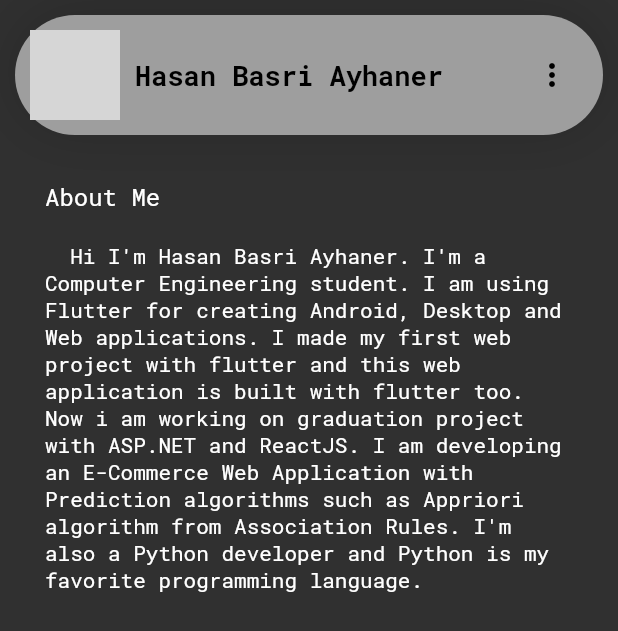
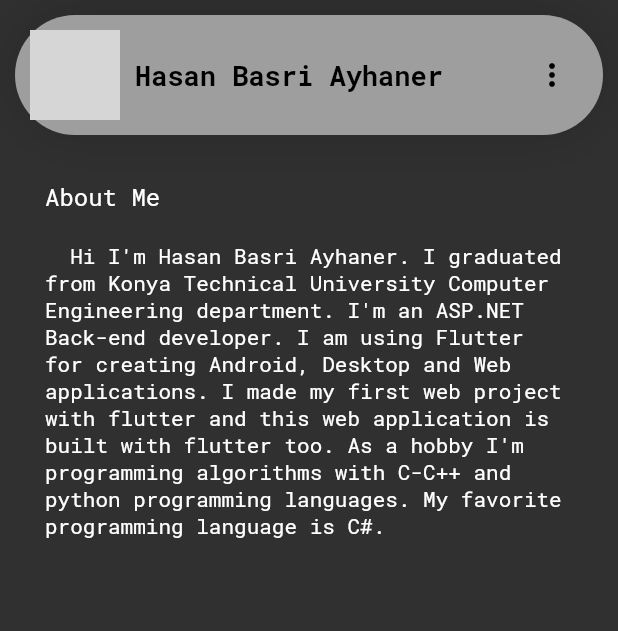
Before and after one commit to HBA114/hba114_github_io_website, a Flutter app: the About screen opened by its route, on a phone screen of 412 x 824 dp. Shown: the top 631 px of the screen. Run offline on Flutter 3.47's test engine with Material 2 defaults, Android fonts, the phone set to English and light mode, and no system bars; our stand-ins replace google_fonts; network calls fail; grey boxes are pictures that could not be loaded.

Commit message:
Refactoring code, change texts

```diff
--- a/assets/language/page_texts.json
+++ b/assets/language/page_texts.json
@@ -5,8 +5,8 @@
             "en": "Hello, I'm Hasan Basri Ayhaner."
         },
         "Home": {
-            "tr": "  Konya Teknik Üniversitesi Bilgisayar Mühendisliği 4. sınıf öğrencisiyim. ASP.NET Core teknolojisini kullanarak, katmanlı mimari yaklaşımı ile projeler geliştiriyorum. Yapay Zeka ve backend konularına ilgim var. Aynı zamanda kendimi Java Spring Boot üzerinde geliştirmeye devam ediyorum. BTK Akademi, Udemy, YouTube vb. platformlar aracılığı ile yeni teknolojileri sürekli takip ediyor, daha önce öğrendiklerimi geliştiriyorum. Daha fazla bilgi için Hakkımda sayfasına, projelerimi veya beni takip etmek için Sosyal Medya sayfasını inceleyebilirsiniz.",
-            "en": "  I'm student at Konya Technical University 4th grade.I'm developing ASP.NET Core backend applications using Layered Architecture. I'm interested with Artificial Intelligence and Backend projects. Also i'm learning Java Spring Boot applications. I'm using BTK Academy, Udemy, YouTube platforms etc. for learning and tracking technologies. Check out About page for more information or Socials page for more details about projects and my social media."
+            "tr": "  NextLua şirketinde Back-end geliştiriciyim. ASP.NET Core teknolojisini kullanarak, katmanlı mimari yaklaşımı ile projeler geliştiriyorum. Yapay Zeka ve Back-end konularına ilgim var. BTK Akademi, Udemy, YouTube vb. platformlar aracılığı ile yeni teknolojileri sürekli takip ediyor, daha önce öğrendiklerimi geliştiriyorum. Daha fazla bilgi için Hakkımda sayfasını, projelerimi veya beni takip etmek için Sosyal Medya sayfasını inceleyebilirsiniz.",
+            "en": "  I'm working at NextLua as a Back-end Developer. I'm developing ASP.NET Core Back-end applications using Layered Architecture. I'm interested with Artificial Intelligence and Back-end projects. I'm using BTK Academy, Udemy, YouTube platforms etc. for learning and tracking technologies. Check out About page for more information or Socials page for more details about projects and my social media."
         }
     },
     "AboutTexts": {
@@ -15,8 +15,8 @@
             "en": "About Me"
         },
         "Paragraph": {
-            "tr": "  Merhaba ben Hasan Basri Ayhaner. Bilgisayar Mihendisliği bölümü öğrencisiyim. Flutter ile Mobil, Masaüstü ve Web uygulamaları geliştiriyorum. İlk web uygulamamı flutter ile yazdım ve bu site de flutter ile yazıldı. Şu anda ASP.NET ve ReactJS teknolojilerini kullanarak bitirme projem üzerinde çalışıyorum. Yapay zeka entegrasyonu olan, Apriori algoritması gibi Birliktelik Kuralları tahmin algoritlamaları içeren bir e-ticaret sitesi geliştiriyorum. Aynı zamanda Python geliştiricisiyim ve Python en sevdiğim programlama dilidir.",
-            "en": "  Hi I'm Hasan Basri Ayhaner. I'm a Computer Engineering student. I am using Flutter for creating Android, Desktop and Web applications. I made my first web project with flutter and this web application is built with flutter too. Now i am working on graduation project with ASP.NET and ReactJS. I am developing an E-Commerce Web Application with Prediction algorithms such as Appriori algorithm from Association Rules. I'm also a Python developer and Python is my favorite programming language."
+            "tr": "  Merhaba ben Hasan Basri Ayhaner. Konya Teknik Üniversitesi Bilgisayar Mühendisliği bölümü mezunuyum. ASP.NET Back-end geliştiricisiyim. Ayrıca Flutter ile Mobil, Masaüstü ve Web uygulamaları geliştiriyorum. İlk web uygulamamı flutter ile yazdım ve bu site de flutter ile yazıldı. Hobi olarak C-C++ ve python programlama dilleri ile algoritmalar geliştiriyorum. En sevdiğim programlama dili ise C#.",
+            "en": "  Hi I'm Hasan Basri Ayhaner. I graduated from Konya Technical University Computer Engineering department. I'm an ASP.NET Back-end developer. I am using Flutter for creating Android, Desktop and Web applications. I made my first web project with flutter and this web application is built with flutter too. As a hobby I'm programming algorithms with C-C++ and python programming languages. My favorite programming language is C#."
         }
     },
     "SocialsTexts": {
--- a/lib/components/app_bar.dart
+++ b/lib/components/app_bar.dart
@@ -3,16 +3,16 @@ import 'dart:convert';
 import 'package:flutter/material.dart';
 import 'package:flutter/services.dart';
 import 'package:google_fonts/google_fonts.dart';
-import 'package:hba114_github_io_website/components/route_animations.dart';
 import 'package:hba114_github_io_website/screens/about.dart';
 import 'package:hba114_github_io_website/screens/home.dart';
 import 'package:hba114_github_io_website/screens/socials.dart';
 
 class CustomAppBar extends StatefulWidget {
-  late final ValueNotifier<String> notifier;
-  CustomAppBar(this.notifier, {super.key});
+  final ValueNotifier<String> notifier;
+  const CustomAppBar(this.notifier, {super.key});
 
   @override
+  // ignore: no_logic_in_create_state
   State<CustomAppBar> createState() => _CustomAppBarState(notifier);
 }
 
@@ -86,7 +86,7 @@ class _CustomAppBarState extends State<CustomAppBar> {
                 const SizedBox(width: 10),
                 TextButton(
                   onPressed: () {
-                    print("About");
+                    // print("About");
                     Navigator.pushReplacementNamed(context, About.routeName);
                     // Navigator.of(context).pushReplacement(new RouteAboutAnimation());
                   },
@@ -104,7 +104,7 @@ class _CustomAppBarState extends State<CustomAppBar> {
                 //
                 TextButton(
                   onPressed: () {
-                    print("Socials");
+                    // print("Socials");
                     Navigator.pushReplacementNamed(context, Socials.routeName);
                     // Navigator.pushReplacement(context, RouteSocialsAnimation());
                   },
--- a/lib/components/background.dart
+++ b/lib/components/background.dart
@@ -1,23 +1,16 @@
 import 'package:flutter/material.dart';
 
 class Background extends StatelessWidget {
-  late Size size;
-  late Widget child;
+  final Size size;
+  final Widget child;
 
-  Background(this.size, this.child);
+  const Background(this.size, this.child, {super.key});
 
   @override
   Widget build(BuildContext context) {
-    return Container(
+    return SizedBox(
       height: size.height,
       width: size.width,
-      // decoration: const BoxDecoration(
-      //   image: DecorationImage(
-      //     opacity: 0.05,
-      //     image: AssetImage("assets/images/matrix.jpg"),
-      //     fit: BoxFit.fill,
-      //   ),
-      // ),
       child: child,
     );
   }
--- a/lib/components/custom_drawer.dart
+++ b/lib/components/custom_drawer.dart
@@ -59,7 +59,7 @@ class _CustomDrawerState extends State<CustomDrawer> {
           ),
           TextButton(
             onPressed: () {
-              print("About");
+              // print("About");
               Navigator.pushNamed(context, About.routeName);
             },
             child: Text(
@@ -76,7 +76,7 @@ class _CustomDrawerState extends State<CustomDrawer> {
           ),
           TextButton(
             onPressed: () {
-              print("Socials");
+              // print("Socials");
               Navigator.pushReplacementNamed(context, Socials.routeName);
             },
             child: Text(
--- a/lib/main.dart
+++ b/lib/main.dart
@@ -4,11 +4,11 @@ import 'package:hba114_github_io_website/screens/home.dart';
 import 'package:hba114_github_io_website/screens/socials.dart';
 
 void main() {
-  runApp(MyApp());
+  runApp(const MyApp());
 }
 
 class MyApp extends StatefulWidget {
-  MyApp({super.key});
+  const MyApp({super.key});
 
   @override
   State<MyApp> createState() => _MyAppState();
--- a/lib/screens/about.dart
+++ b/lib/screens/about.dart
@@ -9,10 +9,11 @@ import 'package:hba114_github_io_website/components/custom_drawer.dart';
 
 class About extends StatefulWidget {
   static String routeName = "/about";
-  late final ValueNotifier<String> notifier;
-  About(this.notifier, {super.key});
+  final ValueNotifier<String> notifier;
+  const About(this.notifier, {super.key});
 
   @override
+  // ignore: no_logic_in_create_state
   State<About> createState() => _AboutState(notifier);
 }
 
@@ -26,7 +27,7 @@ class _AboutState extends State<About> {
   @override
   void initState() {
     super.initState();
-    GetTexts();
+    getTexts();
   }
 
   @override
@@ -34,7 +35,7 @@ class _AboutState extends State<About> {
     Size size = MediaQuery.of(context).size;
     bool isMobile = size.width <= 650;
     notifier.addListener(() async {
-      await GetTexts();
+      await getTexts();
     });
 
     return Scaffold(
@@ -81,7 +82,7 @@ class _AboutState extends State<About> {
     );
   }
 
-  Future<void> GetTexts() async {
+  Future<void> getTexts() async {
     final String response =
         await rootBundle.loadString("assets/language/page_texts.json");
     final data = jsonDecode(response);
--- a/lib/screens/home.dart
+++ b/lib/screens/home.dart
@@ -9,8 +9,8 @@ import 'package:hba114_github_io_website/components/custom_drawer.dart';
 
 class Home extends StatefulWidget {
   static String routeName = "/home";
-  late final ValueNotifier<String> notifier;
-  Home(this.notifier, {super.key});
+  final ValueNotifier<String> notifier;
+  const Home(this.notifier, {super.key});
 
   @override
   // ignore: no_logic_in_create_state
--- a/pubspec.yaml
+++ b/pubspec.yaml
@@ -35,9 +35,9 @@ dependencies:
 
   # The following adds the Cupertino Icons font to your application.
   # Use with the CupertinoIcons class for iOS style icons.
-  cupertino_icons: ^1.0.2
-  url_launcher: ^6.1.5
-  google_fonts: ^3.0.1
+  cupertino_icons: ^1.0.6
+  url_launcher: ^6.2.1
+  google_fonts: ^6.1.0
 
 dev_dependencies:
   flutter_test:
```
Also changed, not shown: lib/screens/socials.dart (+11 -11 lines), pubspec.lock, 1 other file.
